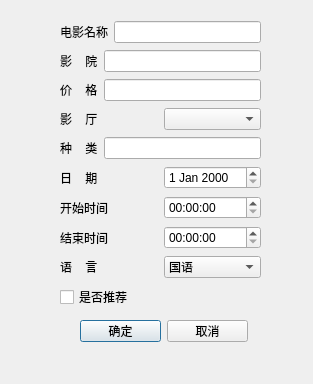
The window that addnewfilm.ui (SillyPasty/Movie_Management) describes before a commit, drawn with Qt 5.
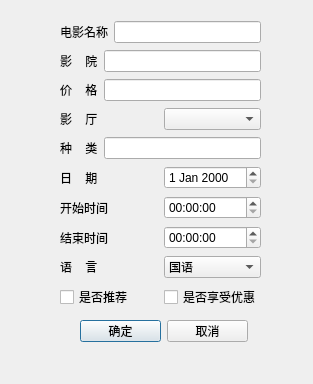
The same window after the commit.

Diff of the .ui file:
```diff
--- a/addnewfilm.ui
+++ b/addnewfilm.ui
@@ -19,7 +19,7 @@
      <x>60</x>
      <y>20</y>
      <width>201</width>
-     <height>293</height>
+     <height>295</height>
     </rect>
    </property>
    <layout class="QVBoxLayout" name="verticalLayout">
@@ -166,11 +166,22 @@
      </layout>
     </item>
     <item>
+     <layout class="QHBoxLayout" name="horizontalLayout_11">
+      <item>
      <widget class="QCheckBox" name="checkBox_isRecommened">
       <property name="text">
        <string>是否推荐</string>
       </property>
      </widget>
+      </item>
+      <item>
+       <widget class="QCheckBox" name="checkBox_isDiscount">
+        <property name="text">
+         <string>是否享受优惠</string>
+        </property>
+       </widget>
+      </item>
+     </layout>
     </item>
    </layout>
   </widget>
```
Lines whose indentation alone changed are shown as unchanged.
